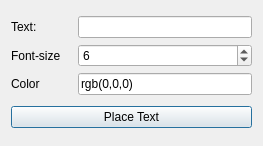
Old version of the form addTextDialog.ui in the repository hamish2014/FreeCAD_drawing_dimensioning.
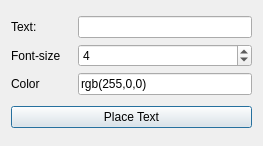
New version of the form.

What changed in the file:
```diff
--- a/addTextDialog.ui
+++ b/addTextDialog.ui
@@ -34,7 +34,7 @@
         <number>2</number>
        </property>
        <property name="value">
-        <number>6</number>
+        <number>4</number>
        </property>
       </widget>
      </item>
@@ -77,7 +77,7 @@
      <item row="2" column="2">
       <widget class="QLineEdit" name="colorLineEdit">
        <property name="text">
-        <string>rgb(0,0,0)</string>
+        <string>rgb(255,0,0)</string>
        </property>
       </widget>
      </item>
```
